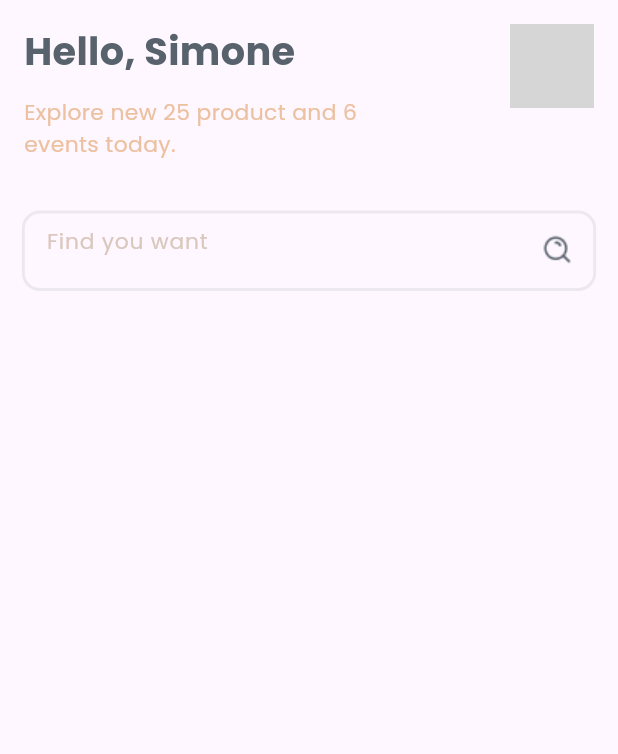
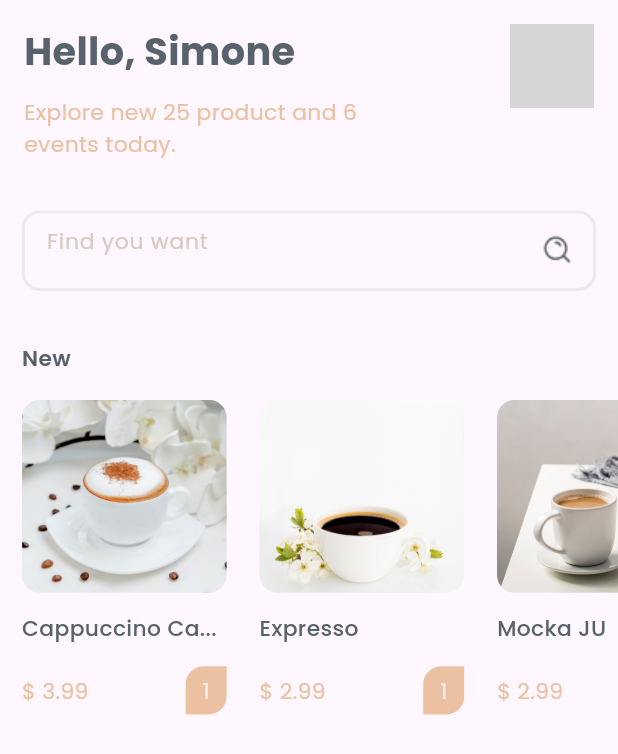
Before and after one commit to SingHuyLeang/flutter-train, a Flutter app: the screen it shows after launch, on a phone screen of 412 x 824 dp. Shown: the top 754 px of the screen. Run offline on Flutter 3.47's test engine with Material 3 defaults, Android fonts, the light colour scheme and no system bars; grey boxes are pictures that could not be loaded.

Commit message:
Horizontal view

```diff
--- /dev/null
+++ b/lib/components/card_product.dart
@@ -0,0 +1,67 @@
+import 'package:flutter/cupertino.dart';
+import 'package:flutter/material.dart';
+import 'package:flutter/widgets.dart';
+import 'package:flutter_train/components/rrect_button.dart';
+import 'package:flutter_train/constants/font_family.dart';
+import 'package:flutter_train/constants/respone_size.dart';
+import 'package:flutter_train/data/product.dart';
+import 'package:flutter_train/theme/color.dart';
+import 'package:flutter_train/theme/text_theme.dart';
+
+class CardProduct extends StatelessWidget {
+  const CardProduct({super.key, required this.product});
+
+  final Product product;
+
+  @override
+  Widget build(BuildContext context) {
+    return Container(
+      width: Response.width(context, 150),
+      height: Response.height(context, 200),
+      margin: EdgeInsets.only(right: Response.width(context, 24)),
+      child: Column(
+        crossAxisAlignment: CrossAxisAlignment.start,
+        children: [
+          // image
+          Container(
+            width: double.infinity,
+            height: Response.height(context, 120),
+            decoration: BoxDecoration(
+              borderRadius: BorderRadius.circular(12),
+              image: DecorationImage(
+                fit: BoxFit.cover,
+                image: AssetImage(product.image),
+              ),
+            ),
+          ),
+          SizedBox(height: Response.height(context, 12)),
+          // sub detail
+          Text(
+            product.name.length > 13
+                ? "${product.name.substring(0, 13)}..."
+                : product.name,
+            style: textStyle(context, fontFamily: FontFamily.medium),
+          ),
+          SizedBox(height: Response.height(context, 14)),
+          Row(
+            mainAxisAlignment: MainAxisAlignment.spaceBetween,
+            children: [
+              Align(
+                alignment: Alignment.topLeft,
+                child: Text(
+                  "\$ ${product.price}",
+                  style: textStyle(context, color: ThemeColor.primary),
+                ),
+              ),
+              // button count qty
+              Align(
+                alignment: Alignment.bottomRight,
+                child: RRectButton(count: 1, onTap: () {}),
+              ),
+            ],
+          ),
+        ],
+      ),
+    );
+  }
+}
--- /dev/null
+++ b/lib/components/horizontal_view.dart
@@ -0,0 +1,48 @@
+import 'package:flutter/material.dart';
+import 'package:flutter_train/components/card_product.dart';
+import 'package:flutter_train/constants/font_family.dart';
+import 'package:flutter_train/constants/respone_size.dart';
+import 'package:flutter_train/theme/text_theme.dart';
+
+import '../data/product.dart';
+
+class HorizontalView extends StatelessWidget {
+  const HorizontalView({
+    super.key,
+    required this.title,
+    required this.products,
+  });
+
+  final String title;
+  final List<Product> products;
+
+  @override
+  Widget build(BuildContext context) {
+    return Padding(
+      padding: EdgeInsets.only(left: Response.width(context, 16)),
+      child: Column(
+        crossAxisAlignment: CrossAxisAlignment.start,
+        children: [
+          // title
+          Text(
+            title,
+            style: textStyle(context, fontFamily: FontFamily.semibold),
+          ),
+          SizedBox(height: Response.height(context, 16)),
+          // List view
+          SizedBox(
+            width: double.infinity,
+            height: Response.height(context, 200),
+            child: ListView.builder(
+              itemCount: products.length,
+              scrollDirection: Axis.horizontal,
+              itemBuilder: (context, index) => CardProduct(
+                product: products[index],
+              ),
+            ),
+          )
+        ],
+      ),
+    );
+  }
+}
--- /dev/null
+++ b/lib/components/rrect_button.dart
@@ -0,0 +1,35 @@
+import 'package:flutter/material.dart';
+import 'package:flutter_train/constants/respone_size.dart';
+import 'package:flutter_train/theme/color.dart';
+import 'package:flutter_train/theme/text_theme.dart';
+
+class RRectButton extends StatelessWidget {
+  const RRectButton({super.key, required this.count, required this.onTap});
+
+  final Function() onTap;
+  final int count;
+
+  @override
+  Widget build(BuildContext context) {
+    return GestureDetector(
+      onTap: onTap,
+      child: Container(
+        width: Response.width(context, 30),
+        height: Response.height(context, 30),
+        decoration: BoxDecoration(
+          borderRadius: BorderRadius.only(
+            topLeft: Radius.circular(12),
+            bottomRight: Radius.circular(12),
+          ),
+          color: ThemeColor.primary,
+        ),
+        alignment: Alignment.center,
+        child: Text(
+          count <= 0 ? "+" : "$count",
+          style: textStyle(context,
+              color: ThemeColor.light, fontSize: count <= 0 ? 22 : 16),
+        ),
+      ),
+    );
+  }
+}
--- /dev/null
+++ b/lib/data/product.dart
@@ -0,0 +1,11 @@
+class Product {
+  String name;
+  double price;
+  String image;
+
+  Product({
+    required this.name,
+    required this.price,
+    required this.image,
+  });
+}
--- a/lib/home_page.dart
+++ b/lib/home_page.dart
@@ -1,6 +1,8 @@
 import 'package:flutter/material.dart';
 import 'package:flutter_train/components/custom_appbar.dart';
+import 'package:flutter_train/components/horizontal_view.dart';
 import 'package:flutter_train/constants/respone_size.dart';
+import 'package:flutter_train/data/product.dart';
 
 import 'components/input.dart';
 
@@ -23,6 +25,7 @@ class _HomePageState extends State<HomePage> {
       body: SingleChildScrollView(
         child: SafeArea(
           child: Column(
+            crossAxisAlignment: CrossAxisAlignment.start,
             children: [
               // Custom Appbar
               CustomAppBar(
@@ -37,6 +40,33 @@ class _HomePageState extends State<HomePage> {
                 hint: "Find you want",
                 icon: "assets/images/search.png",
               ),
+              SizedBox(height: Response.height(context, 32)),
+              // New Product
+              HorizontalView(
+                title: "New",
+                products: [
+                  Product(
+                    name: "Cappuccino Cappuccino",
+                    price: 3.99,
+                    image: "assets/images/cappuccino.jpg",
+                  ),
+                  Product(
+                    name: "Expresso",
+                    price: 2.99,
+                    image: "assets/images/expresso.jpg",
+                  ),
+                  Product(
+                    name: "Mocka JU",
+                    price: 2.99,
+                    image: "assets/images/mug.jpg",
+                  ),
+                  Product(
+                    name: "Cappuccino",
+                    price: 3.99,
+                    image: "assets/images/cappuccino.jpg",
+                  ),
+                ],
+              ),
             ],
           ),
         ),
```
Also changed, not shown: assets/images/cappuccino.jpg (added), assets/images/expresso.jpg (added), assets/images/mug.jpg (added).
